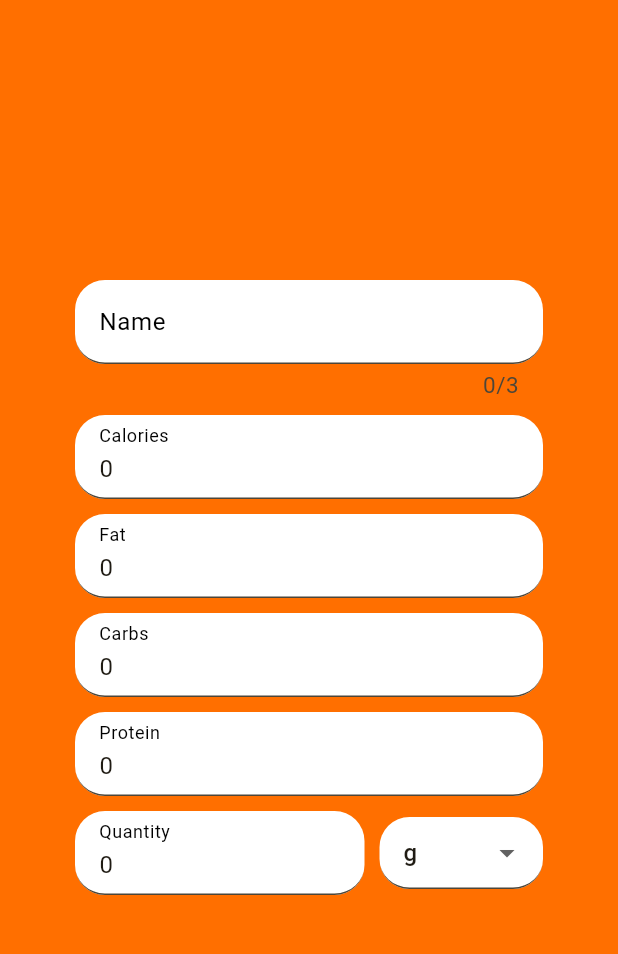
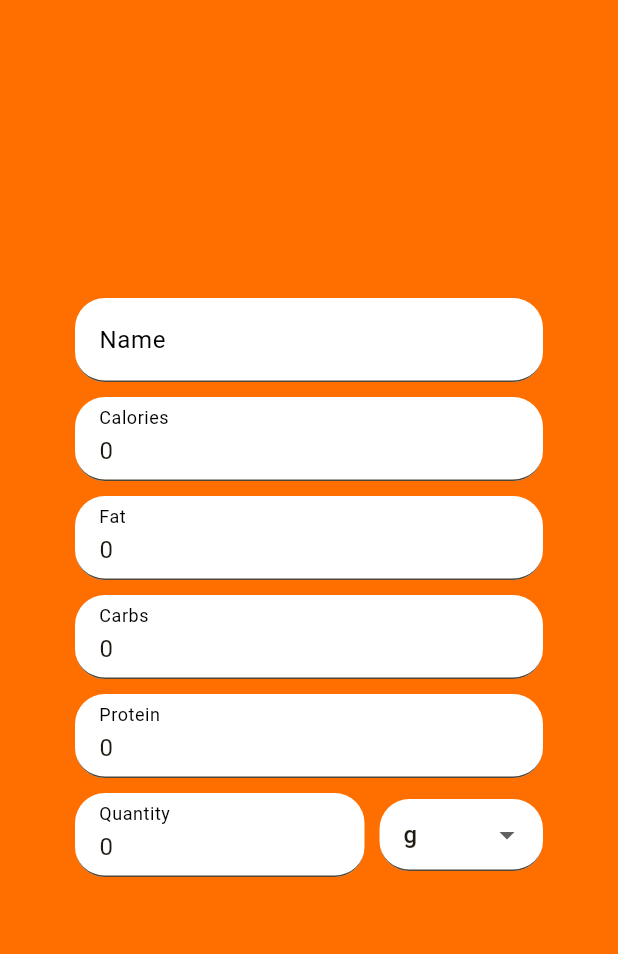
Before and after one commit to oirad360/nutrition_calculator_flutter, a Flutter app: the AddFood screen opened by its route, on a phone screen of 412 x 824 dp, the part 65-1019 px from its top. Run offline on Flutter 3.47's test engine with Material 3 defaults, Android fonts, the phone set to English and light mode, and no system bars; our stand-ins replace email_validator, firebase_auth, firebase_core; accounts and stored records are empty.

Commit message:
maxLength counter position

```diff
--- a/lib/screens/add_food.dart
+++ b/lib/screens/add_food.dart
@@ -62,7 +62,7 @@ class _AddFoodState extends State<AddFood> {
                   MyTextInputFormField(
                     label: 'Name',
                     initialValue: _data['name'],
-                    maxLength: 3,
+                    maxLength: 50,
                     onSaved: (value) => _data['calories'] = value!,
                   ),
                   MyTextInputFormField(
--- a/lib/widgets/my_text_input.dart
+++ b/lib/widgets/my_text_input.dart
@@ -20,7 +20,9 @@ class MyTextInputFormField extends StatefulWidget {
     this.fillColor,
     this.validator,
     this.onSaved,
-    this.maxLength
+    this.onChanged,
+    this.maxLength,
+    this.counterValueVisibility
   });
 
   final EdgeInsetsGeometry padding;
@@ -32,8 +34,10 @@ class MyTextInputFormField extends StatefulWidget {
   final InputBorder? border;
   final Color? fillColor;
   final String? Function(String?)? validator;
+  final void Function(String?)? onChanged;
   final void Function(String?)? onSaved;
   final int? maxLength;
+  final int? counterValueVisibility;
 
   @override
   State<MyTextInputFormField> createState() => _MyTextInputFormFieldState();
@@ -41,16 +45,30 @@ class MyTextInputFormField extends StatefulWidget {
 
 class _MyTextInputFormFieldState extends State<MyTextInputFormField> {
   String? _errorMessage;
+  String? _value;
 
   @override
   Widget build(BuildContext context) {
     return Padding(
       padding: widget.padding,
-      child: TextFormField(
+      child: Stack(
+        children: [
+          TextFormField(
             maxLength: widget.maxLength,
             initialValue: widget.initialValue,
+            onChanged: (value) {
+              setState(() {
+                _value = value;
+              });
+              if (widget.onChanged != null) {
+                widget.onChanged!(value);
+              }
+            },
             validator: (value) {
-          String? errorMessage = widget.validator!(value);
+              String? errorMessage;
+              if(widget.validator != null) {
+                errorMessage = widget.validator!(value);
+              }
               setState(() {
                 _errorMessage = errorMessage;
               });
@@ -79,8 +97,16 @@ class _MyTextInputFormFieldState extends State<MyTextInputFormField> {
               errorStyle: TextStyle(color: widget.errorColor ?? Theme.of(context).colorScheme.secondary),
               border: widget.border ?? UnderlineInputBorder(
                 borderRadius: BorderRadius.circular(20),
+              ),
+              counter: const Offstage()
+            ),
+          ),
+          if (widget.maxLength != null && _value != null && _value!.length >= (widget.counterValueVisibility ?? (widget.maxLength! / 2))) Positioned(
+            top: 11,
+            right: 11,
+            child: Text('${_value?.length}/${widget.maxLength}', style: TextStyle(color: Theme.of(context).colorScheme.tertiary, fontSize: 12))
           )
-        ),
+        ],
       ),
     );
   }
```
Lines whose indentation alone changed are shown as unchanged.
